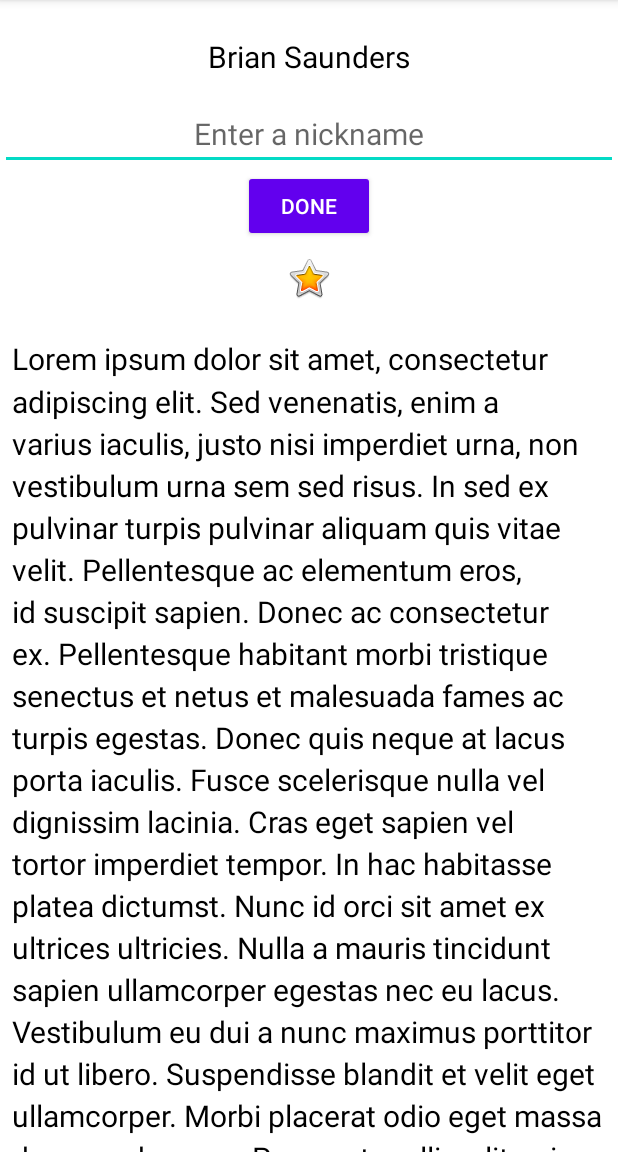
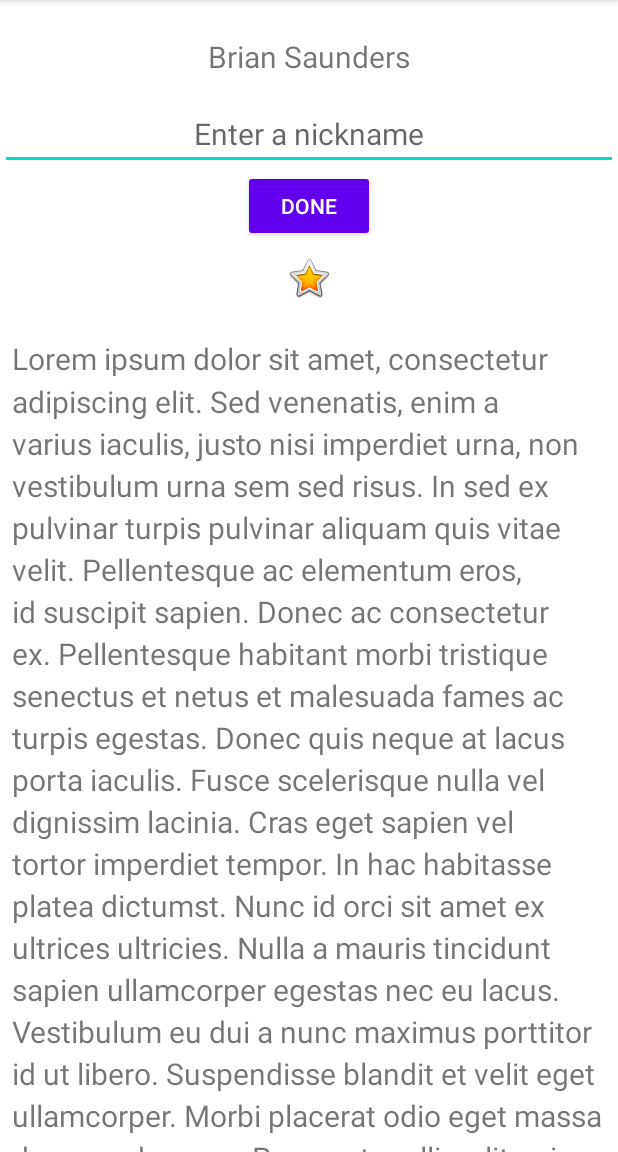
Before and after one commit to DurtDiv3r/AboutMe, an Android app: the screen it shows after launch (MainActivity), on a phone screen of 412 x 824 dp, the part 84-1236 px from its top. Run offline under Robolectric (Android 15) with nearby library versions, the phone set to English and light mode, and no system bars; our stand-ins replace data binding.

Commit message:
Update styles.xml

```diff
--- a/app/src/main/res/values/styles.xml
+++ b/app/src/main/res/values/styles.xml
@@ -4,7 +4,6 @@
     <style name="NameStyle">
         <item name="android:layout_marginTop">@dimen/medium_margin</item>
         <item name="android:paddingTop">@dimen/small_padding</item>
-        <item name="android:textColor">@color/black</item>
         <item name="android:textSize">20sp</item>
     </style>
 </resources>
```
